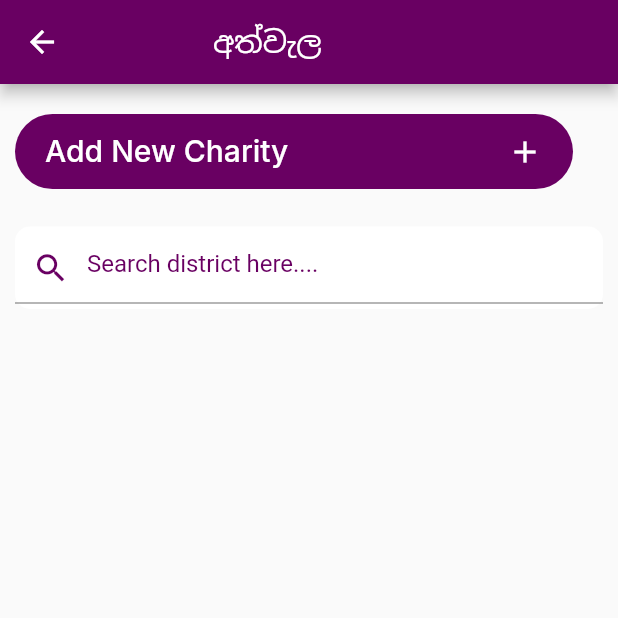
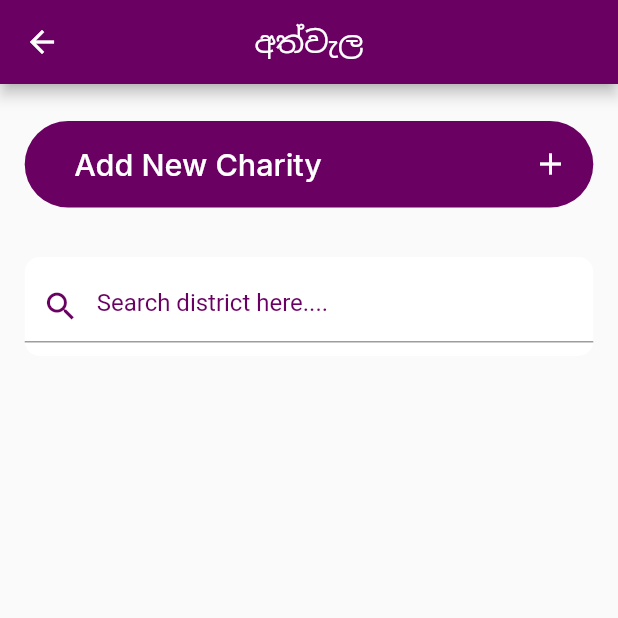
Before and after one commit to dilshanbeligala/Charity-App, a Flutter app: the Clothes screen opened directly, on a phone screen of 412 x 824 dp, the top half of it. Run offline on Flutter 3.47's test engine with Material 2 defaults, Android fonts, the light colour scheme and no system bars; our stand-ins replace carousel_slider, google_fonts.

Commit message:
responsive

```diff
--- a/lib/screens/charity_category/cloths.dart
+++ b/lib/screens/charity_category/cloths.dart
@@ -6,24 +6,23 @@ class Clothes extends StatelessWidget {
 
   @override
   Widget build(BuildContext context) {
+    final screenWidth = MediaQuery.of(context).size.width;
+    final screenHeight = MediaQuery.of(context).size.height;
     return Scaffold(
       appBar: AppBar(
+        centerTitle: true,
         backgroundColor: Color.fromARGB(255, 105, 0, 98),
-        title: Padding(
-          padding: const EdgeInsets.only(left: 70),
-          child: Text("අත්වැල"),
-        ),
+        title: const Text("අත්වැල"),
       ),
       body: Padding(
-        padding: const EdgeInsets.only(left: 10, right: 10, top: 20),
+        padding: EdgeInsets.only(left: screenWidth*0.04, right: screenWidth*0.04, top: screenHeight*0.03),
+        child: Center(
           child: Column(
             children: [
-            Padding(
-              padding: const EdgeInsets.only(right: 20),
-              child: Container(
-                height: 50,
+              Container(
+                height: screenHeight*0.07,
                 decoration: BoxDecoration(
-                    color: Color.fromARGB(255, 105, 0, 98),
+                    color:const Color.fromARGB(255, 105, 0, 98),
                     borderRadius: BorderRadius.circular(50)),
                 child: Center(
                   child: InkWell(
@@ -35,18 +34,18 @@ class Clothes extends StatelessWidget {
                       mainAxisAlignment: MainAxisAlignment.spaceBetween,
                       children: [
                         Padding(
-                          padding: const EdgeInsets.only(left: 20),
+                          padding: EdgeInsets.only(left: screenWidth*0.08),
                           child: Text(
                             "Add New Charity",
                             style: GoogleFonts.inter(
-                                fontSize: 20,
+                                fontSize: screenWidth*0.03+8,
                                 color: Colors.white,
                                 fontWeight: FontWeight.w500),
                           ),
                         ),
                         Padding(
-                          padding: const EdgeInsets.only(right: 20),
-                          child: Icon(
+                          padding: EdgeInsets.only(right: screenWidth*0.04),
+                          child: const Icon(
                             Icons.add,
                             color: Colors.white,
                           ),
@@ -56,14 +55,13 @@ class Clothes extends StatelessWidget {
                   ),
                 ),
               ),
-            ),
               SizedBox(
-              height: 20,
+                height: screenHeight*0.03,
               ),
               Container(
-                margin: EdgeInsets.only(top: 5, bottom: 20),
+                  margin: EdgeInsets.only(top: screenHeight*0.01, bottom: screenHeight*0.05),
                   width: MediaQuery.of(context).size.width,
-                height: 55,
+                  height: screenHeight*0.08,
                   alignment: Alignment.center,
                   decoration: BoxDecoration(
                     color: Colors.white,
@@ -71,20 +69,21 @@ class Clothes extends StatelessWidget {
                   ),
                   child: TextFormField(
                     decoration: InputDecoration(
-                      border: UnderlineInputBorder(),
+                        border:const UnderlineInputBorder(),
                         hintText: "Search district here....",
-                      hintStyle: TextStyle(
+                        hintStyle: const TextStyle(
                           color: Color.fromARGB(255, 105, 0, 98),
                         ),
                         prefixIcon: Icon(
                           Icons.search,
-                        size: 25,
-                        color: Color.fromARGB(255, 105, 0, 98),
+                          size: screenWidth*0.06,
+                          color:const Color.fromARGB(255, 105, 0, 98),
                         )),
                   )),
             ],
           ),
         ),
+      ),
     );
   }
 }
```
Also changed, not shown: lib/screens/charity_category/education.dart (+20 -28 lines), lib/screens/charity_category/foods.dart (+21 -22 lines), lib/screens/charity_category/medicine.dart (+21 -22 lines), lib/screens/charity_category/oters.dart (+21 -22 lines). Lines whose indentation alone changed are shown as unchanged.
